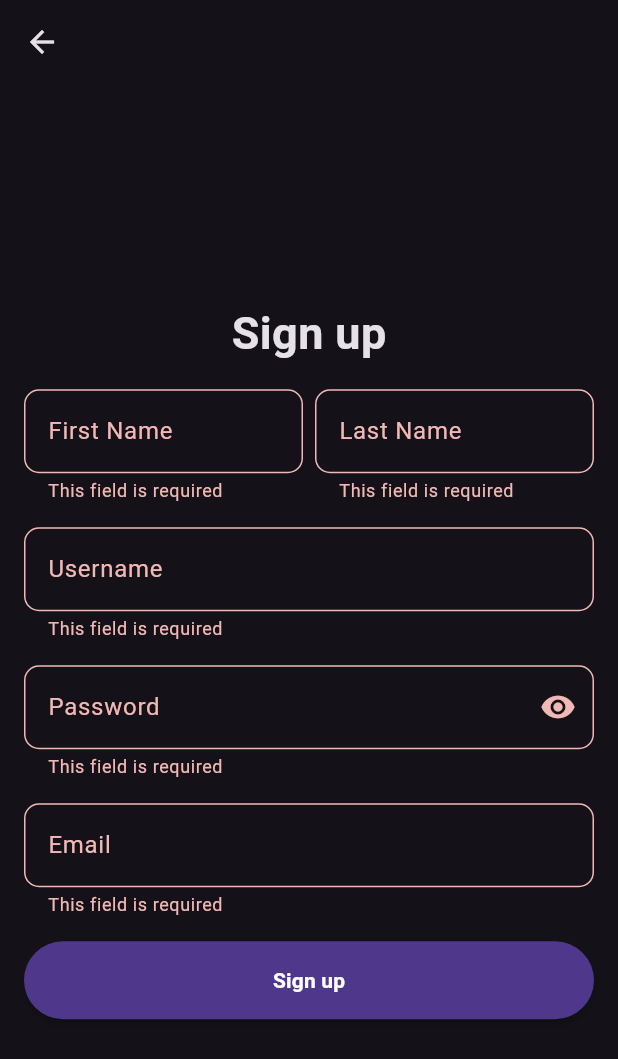
After one commit to Kyusans/flutter-meet-ta, a Flutter app: the Signup screen opened directly, after a tap on "Sign up", on a phone screen of 412 x 824 dp. The commit adds this screen. Shown: the top 1059 px of the screen. Run offline on Flutter 3.47's test engine with Material 3 defaults, Android fonts, the phone set to English and light mode, and no system bars; our stand-ins replace get.

Commit message:
added signup script

```diff
--- a/lib/components/my_textfield.dart
+++ b/lib/components/my_textfield.dart
@@ -1,4 +1,5 @@
 import 'package:flutter/material.dart';
+import 'package:get/get.dart';
 
 class MyTextfield extends StatefulWidget {
   final String labelText;
@@ -9,6 +10,7 @@ class MyTextfield extends StatefulWidget {
   final IconData? suffixIcon;
   final IconData? prefixIcon;
   final int? maxLength;
+  final bool? isEmail;
 
   const MyTextfield({
     Key? key,
@@ -20,6 +22,7 @@ class MyTextfield extends StatefulWidget {
     this.suffixIcon,
     this.prefixIcon,
     this.maxLength,
+    this.isEmail,
   }) : super(key: key);
 
   @override
@@ -72,6 +75,8 @@ class _MyTextfieldState extends State<MyTextfield> {
       validator: (value) {
         if (value == null || value.isEmpty) {
           return 'This field is required';
+        } else if (widget.isEmail == true && !GetUtils.isEmail(value)) {
+          return "Please enter a valid email";
         }
         return null;
       },
--- /dev/null
+++ b/lib/pages/signup.dart
@@ -0,0 +1,138 @@
+import 'dart:convert';
+
+import 'package:flutter/material.dart';
+import 'package:flutter_meet_ta/components/my_button.dart';
+import 'package:flutter_meet_ta/components/my_textfield.dart';
+import 'package:flutter_meet_ta/components/show_alert.dart';
+import 'package:flutter_meet_ta/session_storage.dart';
+import 'package:get/get.dart';
+import 'package:http/http.dart' as http;
+
+class Signup extends StatefulWidget {
+  const Signup({Key? key}) : super(key: key);
+
+  @override
+  _SignupState createState() => _SignupState();
+}
+
+class _SignupState extends State<Signup> {
+  final TextEditingController firstNameController = TextEditingController();
+  final TextEditingController lastNameController = TextEditingController();
+  final TextEditingController userNameController = TextEditingController();
+  final TextEditingController passwordController = TextEditingController();
+  final TextEditingController emailController = TextEditingController();
+  final _formKey = GlobalKey<FormState>();
+  bool _isLoading = false;
+  @override
+  Widget build(BuildContext context) {
+    return Scaffold(
+      appBar: AppBar(),
+      body: Padding(
+        padding: const EdgeInsets.all(16.0),
+        child: Form(
+          key: _formKey,
+          child: Column(
+            mainAxisAlignment: MainAxisAlignment.center,
+            crossAxisAlignment: CrossAxisAlignment.center,
+            children: [
+              const Text(
+                "Sign up",
+                style: TextStyle(fontSize: 30.0, fontWeight: FontWeight.bold),
+              ),
+              const SizedBox(height: 16),
+              Row(
+                children: [
+                  Expanded(
+                    child: MyTextfield(
+                      labelText: "First Name",
+                      controller: firstNameController,
+                    ),
+                  ),
+                  const SizedBox(width: 8),
+                  Expanded(
+                    child: MyTextfield(
+                      labelText: "Last Name",
+                      controller: lastNameController,
+                    ),
+                  ),
+                ],
+              ),
+              const SizedBox(height: 16),
+              MyTextfield(
+                labelText: "Username",
+                controller: userNameController,
+              ),
+              const SizedBox(height: 16),
+              MyTextfield(
+                labelText: "Password",
+                controller: passwordController,
+                isObscure: true,
+              ),
+              const SizedBox(height: 16),
+              MyTextfield(
+                labelText: "Email",
+                controller: emailController,
+                isEmail: true,
+              ),
+              const SizedBox(height: 16),
+              MyButton(
+                onPressed: () {
+                  if (_formKey.currentState!.validate()) {
+                    handleSignUp();
+                  }
+                },
+                text: "Sign up",
+                color: Theme.of(context).colorScheme.primaryContainer,
+                size: 16,
+              )
+            ],
+          ),
+        ),
+      ),
+    );
+  }
+
+  void handleSignUp() async {
+    setState(() {
+      _isLoading = true;
+    });
+    try {
+      var url = Uri.parse("${SessionStorage.url}user.php");
+      Map<String, String> jsonData = {
+        "username": userNameController.text,
+        "firstName": firstNameController.text,
+        "lastName": lastNameController.text,
+        "password": passwordController.text,
+        "email": emailController.text
+      };
+
+      Map<String, dynamic> requestBody = {
+        "operation": "signup",
+        "json": jsonEncode(jsonData),
+      };
+      var response = await http.post(url, body: requestBody);
+      var res = jsonDecode(response.body);
+      print("res ni handleSignUp: $res");
+      if (res == -1) {
+        ShowAlert().showAlert("danger", "Username already exists");
+      } else if (res == -2) {
+        ShowAlert().showAlert("danger", "Email already exists");
+      } else if (res == 1) {
+        ShowAlert().showAlert("success", "Account created successfully");
+        if (mounted) {
+          Navigator.pop(context);
+        }
+      } else {
+        ShowAlert()
+            .showAlert("danger", "There's something wrong, please try again");
+        print("network problem sa signup.dart handleSignUp function: $res");
+      }
+    } catch (e) {
+      ShowAlert().showAlert("danger", "Network problem");
+    } finally {
+      setState(() {
+        _isLoading = false;
+      });
+    }
+  }
+}
```
Also changed, not shown: lib/pages/login.dart (+10 -2 lines).
